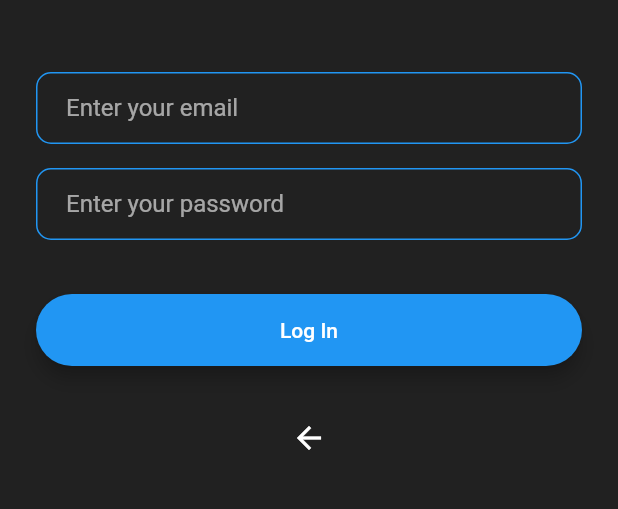
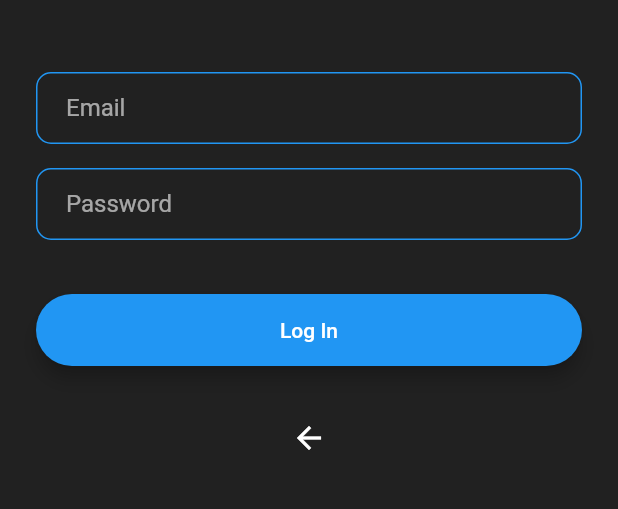
Before and after one commit to HosnaAazim/13.14-FlashChat, a Flutter app: the screen it shows after launch, after a tap on "Log In", on a phone screen of 412 x 824 dp, the part 531-1040 px from its top. Run offline on Flutter 3.47's test engine with Material 2 defaults, Android fonts, the phone set to English and light mode, and no system bars; our stand-ins replace animated_text_kit, email_validator.

Commit message:
Forth commit

```diff
--- a/lib/screens/login_screen.dart
+++ b/lib/screens/login_screen.dart
@@ -1,3 +1,4 @@
+import 'package:email_validator/email_validator.dart';
 import 'package:flash_chat_starting_project/components/rounded_button.dart';
 
 import '/constants.dart';
@@ -31,19 +32,36 @@ class _LoginScreenState extends State<LoginScreen> {
             const SizedBox(
               height: 48.0,
             ),
-            TextField(
-              decoration: kTextFieldDecoration.copyWith(hintText:
-              'Enter your email'),
+           TextFormField(
+              decoration:
+                  kTextFieldDecoration.copyWith(hintText: 'Enter your email',
+                  labelText: 'Email',
+
+                  ),
+                  onChanged: (value){
+
+                  },
+                  autovalidateMode: AutovalidateMode.onUserInteraction,
+                  validator:(email){
+                    return email != null && EmailValidator.validate(email)
+                    ? null: 'Please enter a valid email';
+                  }
             ),
             const SizedBox(
               height: 16,
             ),
-            TextField(
+            TextFormField(
               decoration: kTextFieldDecoration.copyWith(
-                hintText: 'Enter your password'
-              ) ,
+                hintText: 'Enter your password',
+                labelText: 'Password',
+              ),
+              obscureText: true,
               onChanged: (value) {
                 //Do something with the user input
+              },
+              autovalidateMode: AutovalidateMode.onUserInteraction,
+              validator: (password){
+                return password != null && password.length>5 ? null: 'The password should be at least 6 characters';
               },
             ),
             const SizedBox(
--- a/pubspec.yaml
+++ b/pubspec.yaml
@@ -10,6 +10,7 @@ dependencies:
     sdk: flutter
   cupertino_icons: ^1.0.2
   animated_text_kit: ^4.2.2
+  email_validator: ^2.1.17
 
 dev_dependencies:
   flutter_test:
```
Also changed, not shown: lib/screens/registration_screen.dart (+31 -10 lines), pubspec.lock.
